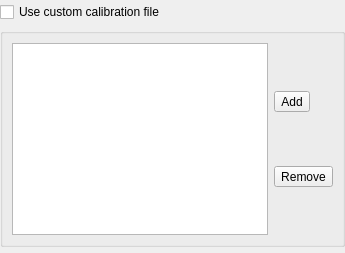
Qt form LVCore/Plugins/LidarCorePlugin/Resources/UI/lqCalibrationFileWidget.ui (Kitware/LidarView) before a commit.
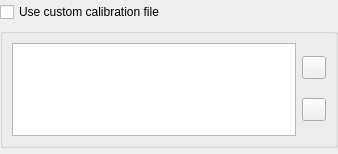
The same form after that commit. Icons and pictures are not drawn.

Commit message: [refact] Remove Add/Remove text in CalibrationFileWidget UI

```diff
--- a/LVCore/Plugins/LidarCorePlugin/Resources/UI/lqCalibrationFileWidget.ui
+++ b/LVCore/Plugins/LidarCorePlugin/Resources/UI/lqCalibrationFileWidget.ui
@@ -2,6 +2,14 @@
 <ui version="4.0">
  <class>CalibrationFileWidget</class>
  <widget class="QWidget" name="CalibrationFileWidget">
+  <property name="geometry">
+   <rect>
+    <x>0</x>
+    <y>0</y>
+    <width>338</width>
+    <height>154</height>
+   </rect>
+  </property>
   <layout class="QVBoxLayout" name="CalibrationLayout">
    <property name="leftMargin">
     <number>0</number>
@@ -35,29 +43,15 @@
        <layout class="QVBoxLayout" name="ButtonLayout">
         <item>
          <widget class="QToolButton" name="AddButton">
-          <property name="text">
-           <string>Add</string>
-          </property>
           <property name="icon">
-           <iconset theme="list-add">
-            <normaloff>.</normaloff>.</iconset>
-          </property>
-          <property name="toolButtonStyle">
-           <enum>Qt::ToolButtonTextBesideIcon</enum>
+           <iconset theme="list-add"/>
           </property>
          </widget>
         </item>
         <item>
          <widget class="QToolButton" name="RemoveButton">
-          <property name="text">
-           <string>Remove</string>
-          </property>
           <property name="icon">
-           <iconset theme="list-remove">
-            <normaloff>.</normaloff>.</iconset>
-          </property>
-          <property name="toolButtonStyle">
-           <enum>Qt::ToolButtonTextBesideIcon</enum>
+           <iconset theme="list-remove"/>
           </property>
          </widget>
         </item>
```
